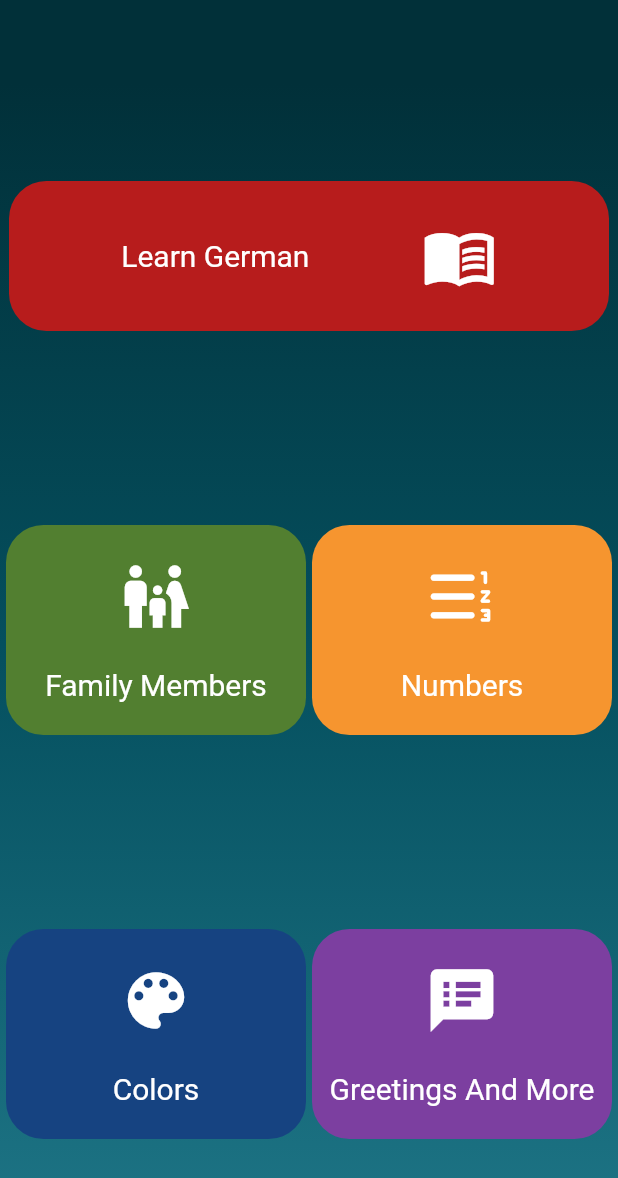
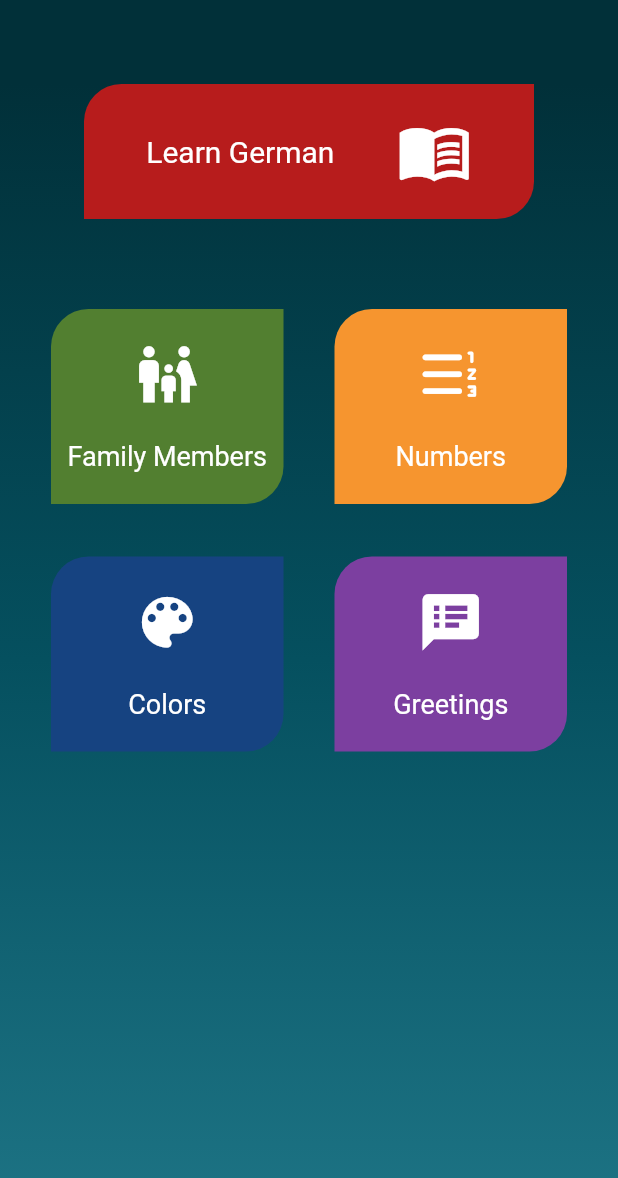
Before and after one commit to eshakelbadry/learn-german-app, a Flutter app: the screen it shows after launch, on a phone screen of 412 x 824 dp. Shown: the top 1178 px of the screen. Run offline on Flutter 3.47's test engine with Material 2 defaults, Android fonts, the phone set to English and light mode, and no system bars; our stand-ins replace audioplayers.

Commit message:
changing home page containers size and borders

```diff
--- a/lib/components/category_item.dart
+++ b/lib/components/category_item.dart
@@ -13,22 +13,24 @@ class Category extends StatelessWidget {
       child: Container(
         // padding: EdgeInsets.only(left: 20),
         // alignment: Alignment.centerLeft,
-        height: 140,
-        width: 200,
+        height: 130,
+        width: 155,
         decoration: BoxDecoration(
-            borderRadius: BorderRadius.circular(25), color: color),
+            borderRadius: BorderRadius.only(
+                topLeft: Radius.circular(25), bottomRight: Radius.circular(25)),
+            color: color),
 
         child: Column(
           mainAxisAlignment: MainAxisAlignment.spaceEvenly,
           children: [
             Icon(
               icon!,
-              size: 50,
+              size: 45,
               color: Colors.white,
             ),
             Text(
               text!,
-              style: TextStyle(color: Colors.white, fontSize: 20),
+              style: TextStyle(color: Colors.white, fontSize: 18),
             ),
           ],
         ),
--- a/lib/screens/colors_page.dart
+++ b/lib/screens/colors_page.dart
@@ -48,9 +48,9 @@ class ColorsPage extends StatelessWidget {
         enName: 'Yellow'),
     Item(
         colorType: Colors.grey,
-        sound: 'gray.wav',
+        sound: 'grey.wav',
         geName: 'Grau',
-        enName: 'Gray'),
+        enName: 'Grey'),
     Item(
         colorType: Colors.orange,
         sound: 'orange.wav',
--- a/lib/screens/home_page.dart
+++ b/lib/screens/home_page.dart
@@ -30,13 +30,15 @@ class HomePage extends StatelessWidget {
           ),
         ),
         child: Column(
-          mainAxisAlignment: MainAxisAlignment.spaceAround,
+          // mainAxisAlignment: MainAxisAlignment.spaceAround,
           children: [
             Container(
-              height: 100,
-              width: 400,
+              height: 90,
+              width: 300,
               decoration: BoxDecoration(
-                  borderRadius: BorderRadius.circular(25),
+                  borderRadius: BorderRadius.only(
+                      topLeft: Radius.circular(25),
+                      bottomRight: Radius.circular(25)),
                   color: Colors.red.shade900),
               child: Row(
                 mainAxisAlignment: MainAxisAlignment.spaceEvenly,
@@ -52,6 +54,9 @@ class HomePage extends StatelessWidget {
                   ),
                 ],
               ),
+            ),
+            const SizedBox(
+              height: 60,
             ),
             Row(
               mainAxisAlignment: MainAxisAlignment.spaceEvenly,
@@ -80,6 +85,9 @@ class HomePage extends StatelessWidget {
                 ),
               ],
             ),
+            const SizedBox(
+              height: 35,
+            ),
             Row(
               mainAxisAlignment: MainAxisAlignment.spaceEvenly,
               children: [
@@ -96,7 +104,7 @@ class HomePage extends StatelessWidget {
                 ),
                 Category(
                   Color(0xff7C3FA0),
-                  'Greetings And More',
+                  'Greetings',
                   Icons.speaker_notes,
                   () {
                     Navigator.push(context,
--- a/lib/screens/phrases_page.dart
+++ b/lib/screens/phrases_page.dart
@@ -19,7 +19,7 @@ class PhrasesPage extends StatelessWidget {
       enName: 'Good Morning!',
     ),
     Item(
-      sound: 'good_day1.mp3',
+      sound: 'good_day.mp3',
       geName: 'Guten Tag!',
       enName: 'Good day!',
     ),
```
Also changed, not shown: lib/screens/numbers_page.dart (+11 -11 lines).
